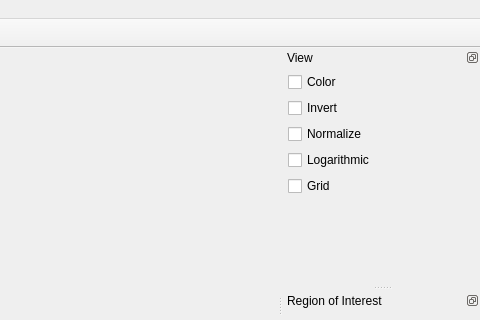
This is pydemo/demo.ui in dejfh/nicos-livewidget-ng as Qt 5 draws it before an edit; both pictures show x 408 to 888 and y 0 to 320 of the 888 by 618 pixel window. The edited form follows.
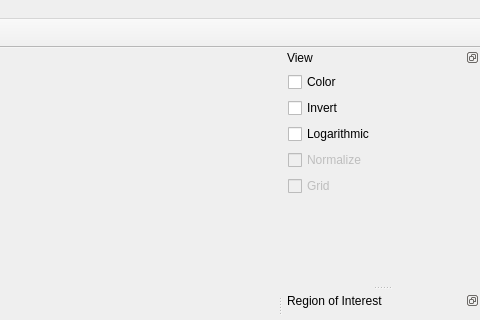
This is the edited form. Icons and pictures are not drawn.

The edit to the form file:
```diff
--- a/pydemo/demo.ui
+++ b/pydemo/demo.ui
@@ -220,13 +220,6 @@
            </property>
           </widget>
          </item>
-         <item>
-          <widget class="QCheckBox" name="checkNormalize">
-           <property name="text">
-            <string>Normalize</string>
-           </property>
-          </widget>
-         </item>
          <item>
           <widget class="QCheckBox" name="checkLogarithmic">
            <property name="text">
@@ -234,8 +227,21 @@
            </property>
           </widget>
          </item>
+         <item>
+          <widget class="QCheckBox" name="checkNormalize">
+           <property name="enabled">
+            <bool>false</bool>
+           </property>
+           <property name="text">
+            <string>Normalize</string>
+           </property>
+          </widget>
+         </item>
          <item>
           <widget class="QCheckBox" name="checkGrid">
+           <property name="enabled">
+            <bool>false</bool>
+           </property>
            <property name="text">
             <string>Grid</string>
            </property>
```
